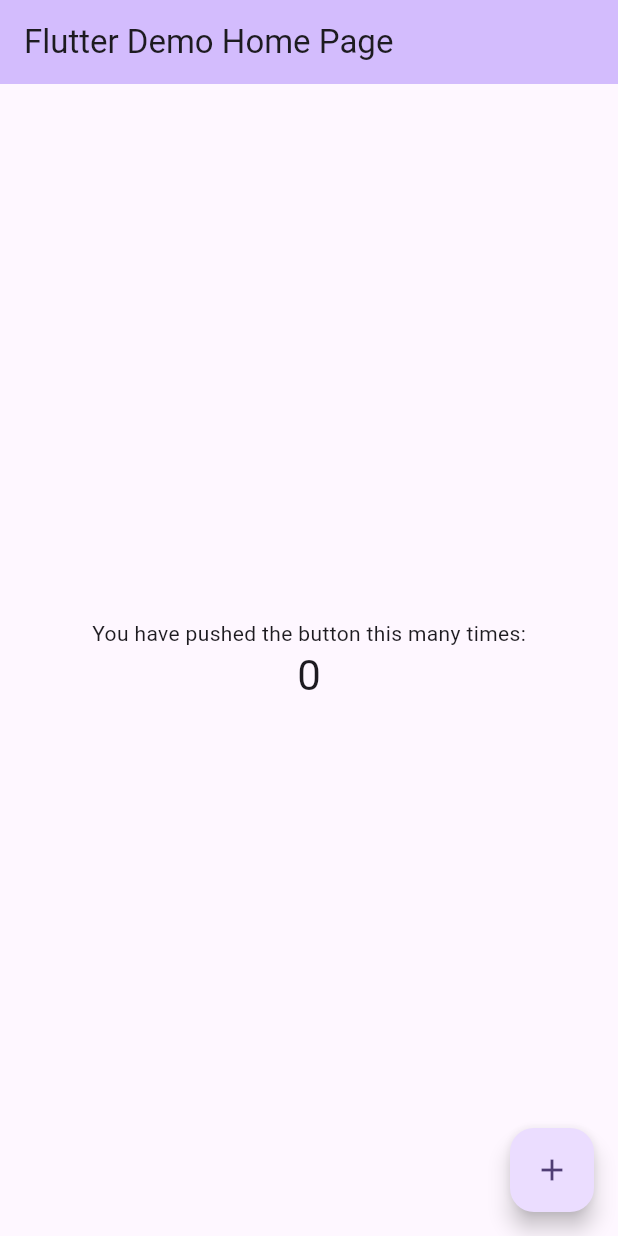
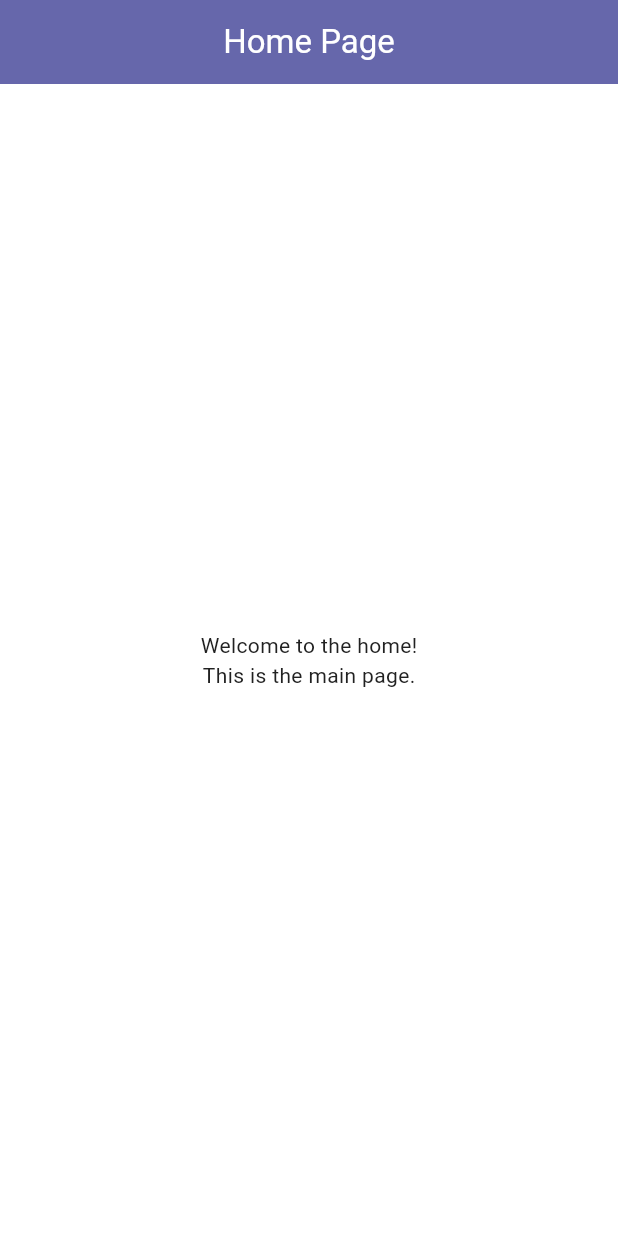
Before and after one commit to WarrenCollins473/horas_compl_app, a Flutter app: the screen it shows after launch, on a phone screen of 412 x 824 dp. Run offline on Flutter 3.47's test engine with Material 3 defaults, Android fonts, the phone set to English and light mode, and no system bars; our stand-ins replace dartz, equatable, flutter_bloc, isar_community; accounts and stored records are empty; generated files the repository leaves out were written again.

Commit message:
feat: documents_bloc + theme

```diff
--- /dev/null
+++ b/devtools_options.yaml
@@ -0,0 +1,3 @@
+description: This file stores settings for Dart & Flutter DevTools.
+documentation: https://docs.flutter.dev/tools/devtools/extensions#configure-extension-enablement-states
+extensions:
--- /dev/null
+++ b/lib/core/theme/app_colors.dart
@@ -0,0 +1,12 @@
+import 'package:flutter/material.dart';
+
+class AppColors {
+  static const Color primary = Color.fromRGBO(102, 103, 171, 1);
+  static const Color secondary = Color.fromRGBO(163, 163, 204, 1);
+
+  static const Color background = Color(0xFFF5F5F5);
+  static const Color surface = Colors.white;
+  static const Color text = Color(0xFF212121);
+
+  static const Color error = Color.fromRGBO(171, 102, 138, 1);
+}
--- /dev/null
+++ b/lib/core/theme/app_theme.dart
@@ -0,0 +1,33 @@
+import 'package:flutter/material.dart';
+import 'app_colors.dart';
+
+class AppTheme {
+  static ThemeData get light {
+    final colorScheme = ColorScheme(
+      brightness: Brightness.light,
+      primary: AppColors.primary,
+      onPrimary: Colors.white,
+      secondary: AppColors.secondary,
+      onSecondary: Colors.black,
+      error: AppColors.error,
+      onError: Colors.white,
+      surface: AppColors.surface,
+      onSurface: AppColors.text,
+    );
+
+    return ThemeData(
+      colorScheme: colorScheme,
+      useMaterial3: true,
+      scaffoldBackgroundColor: colorScheme.surface,
+      appBarTheme: AppBarTheme(
+        backgroundColor: colorScheme.primary,
+        foregroundColor: colorScheme.onPrimary,
+        elevation: 5,
+        centerTitle: true,
+      ),
+      floatingActionButtonTheme: FloatingActionButtonThemeData(
+        backgroundColor: colorScheme.primary,
+      ),
+    );
+  }
+}
--- a/lib/features/data/models/isar_documents.dart
+++ b/lib/features/data/models/isar_documents.dart
@@ -39,7 +39,6 @@ class DocumentsModelIsar extends Equatable {
   }
 
   @override
-  // TODO: implement props
   List<Object?> get props => [
     id,
     category,
--- a/lib/features/domain/usecases/delete_documents_usecase.dart
+++ b/lib/features/domain/usecases/delete_documents_usecase.dart
@@ -9,7 +9,7 @@ class DeleteDocumentsUsecase implements Usecase {
   DeleteDocumentsUsecase(this.repository);
 
   @override
-  Future<Either<Failure, dynamic>> call(id) async {
+  Future<Either<Failure, bool>> call(id) async {
     return await repository.deleteDocument(id);
   }
 }
--- /dev/null
+++ b/lib/features/presentation/pages/home_page.dart
@@ -0,0 +1,21 @@
+import 'package:flutter/material.dart';
+
+class HomePage extends StatelessWidget {
+  const HomePage({super.key});
+
+  @override
+  Widget build(BuildContext context) {
+    return Scaffold(
+      appBar: AppBar(title: const Text('Home Page')),
+      body: const Center(
+        child: Column(
+          mainAxisAlignment: MainAxisAlignment.center,
+          children: [
+            Text('Welcome to the home!'),
+            Text('This is the main page.'),
+          ],
+        ),
+      ),
+    );
+  }
+}
--- a/lib/main.dart
+++ b/lib/main.dart
@@ -1,6 +1,17 @@
 import 'package:flutter/material.dart';
+import 'package:horas_compl_app/core/theme/app_theme.dart';
+import 'package:horas_compl_app/features/data/datasources/documents_datasource_implementation.dart';
+import 'package:horas_compl_app/features/data/models/isar_documents.dart';
+import 'package:horas_compl_app/features/presentation/pages/home_page.dart';
+import 'package:isar_community/isar.dart';
+import 'package:path_provider/path_provider.dart';
 
-void main() {
+Future<void> main() async {
+  WidgetsFlutterBinding.ensureInitialized();
+
+  final dir = await getApplicationCacheDirectory();
+  final isar = await Isar.open([DocumentsModelIsarSchema], directory: dir.path);
+  final isarTodoRepo = DocumentsDatasourceImplementation(db: isar);
   runApp(const MyApp());
 }
 
@@ -10,8 +21,8 @@ class MyApp extends StatelessWidget {
   Widget build(BuildContext context) {
     return MaterialApp(
       title: 'Flutter Demo',
-      theme: ThemeData(colorScheme: .fromSeed(seedColor: Colors.deepPurple)),
-      home: const MyHomePage(title: 'Flutter Demo Home Page'),
+      theme: AppTheme.light,
+      home: const HomePage(),
     );
   }
 }
```
Also changed, not shown: lib/features/presentation/bloc/documents_bloc.dart (added, +66 -0 lines), lib/features/presentation/bloc/documents_events.dart (added, +33 -0 lines), lib/features/presentation/bloc/documents_state.dart (added, +29 -0 lines), pubspec.yaml (+6 -7 lines), pubspec.lock.
